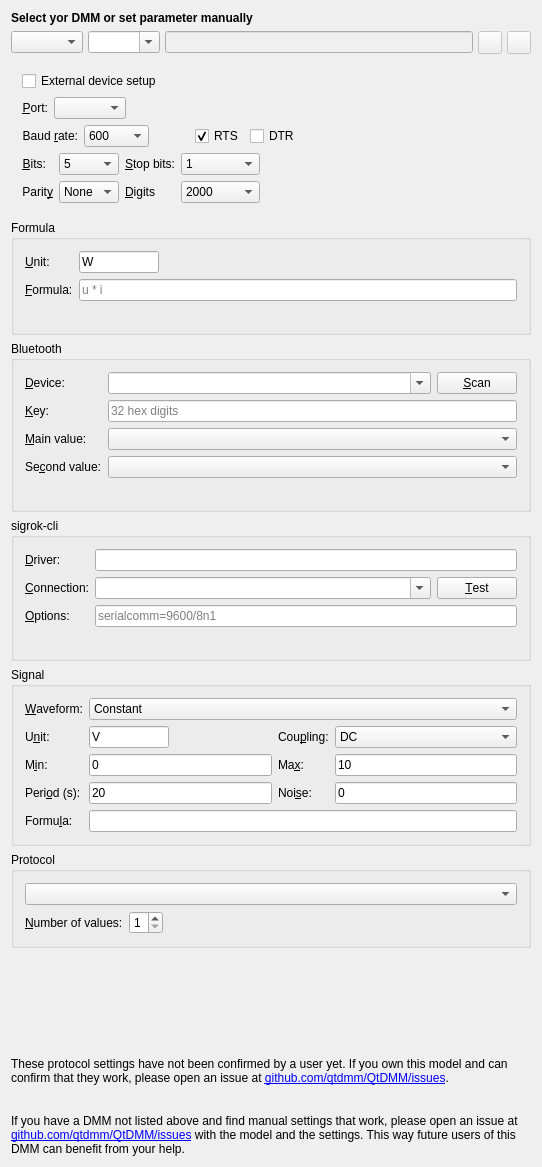
This is src/ui/forms/uidevicesettings.ui in redPanther/QtDMM as Qt 5 draws it before an edit. The edited form follows.
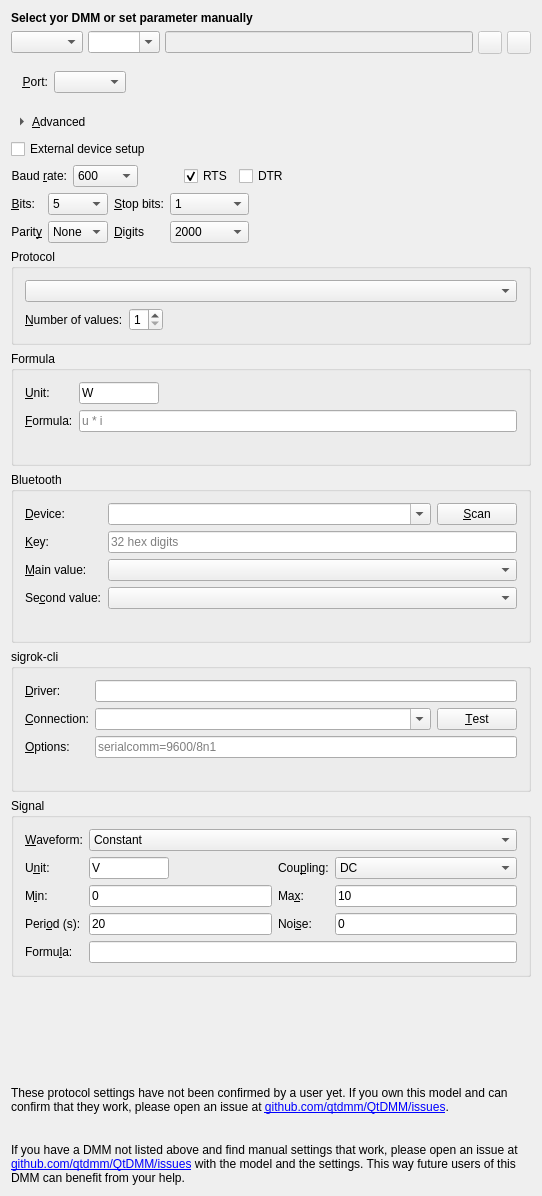
This is the edited form. Icons and pictures are not drawn.

Commit message:
Meter settings: port parameters and protocol under Advanced
A known model brings its port parameters and protocol, so they fold away
under Advanced below the port; manual settings open it. The mnemonic check
opens Advanced and switches the port parameters with the port row.

New test device_settings: keys in and out of DeviceSettings, Advanced,
and the group of each kind of meter (cable, calculated, virtual, Victron).

Patch:
```diff
--- a/src/ui/forms/uidevicesettings.ui
+++ b/src/ui/forms/uidevicesettings.ui
@@ -115,30 +115,6 @@
      </property>
      <layout class="QFormLayout" name="formLayout_6">
       <item row="0" column="0">
-       <layout class="QHBoxLayout" name="horizontalLayout_2">
-        <item>
-         <widget class="QCheckBox" name="ui_externalSetup">
-          <property name="text">
-           <string>External device setup</string>
-          </property>
-         </widget>
-        </item>
-        <item>
-         <spacer name="horizontalSpacer">
-          <property name="orientation">
-           <enum>Qt::Horizontal</enum>
-          </property>
-          <property name="sizeHint" stdset="0">
-           <size>
-            <width>40</width>
-            <height>20</height>
-           </size>
-          </property>
-         </spacer>
-        </item>
-       </layout>
-      </item>
-      <item row="1" column="0">
        <layout class="QHBoxLayout" name="horizontalLayout_3">
         <item>
          <layout class="QFormLayout" name="formLayout_4">
@@ -200,7 +176,86 @@
         </item>
        </layout>
       </item>
-      <item row="2" column="0">
+     </layout>
+    </widget>
+   </item>
+   <item>
+    <widget class="QToolButton" name="ui_advanced">
+     <property name="toolTip">
+      <string>Port parameters and protocol; a known model brings its own.</string>
+     </property>
+     <property name="text">
+      <string>&amp;Advanced</string>
+     </property>
+     <property name="checkable">
+      <bool>true</bool>
+     </property>
+     <property name="toolButtonStyle">
+      <enum>Qt::ToolButtonTextBesideIcon</enum>
+     </property>
+     <property name="autoRaise">
+      <bool>true</bool>
+     </property>
+     <property name="arrowType">
+      <enum>Qt::RightArrow</enum>
+     </property>
+    </widget>
+   </item>
+   <item>
+    <widget class="QWidget" name="ui_advancedBox" native="true">
+     <layout class="QVBoxLayout" name="verticalLayout_advanced">
+      <property name="leftMargin">
+       <number>0</number>
+      </property>
+      <property name="topMargin">
+       <number>0</number>
+      </property>
+      <property name="rightMargin">
+       <number>0</number>
+      </property>
+      <property name="bottomMargin">
+       <number>0</number>
+      </property>
+      <item>
+       <widget class="QWidget" name="ui_serialBox" native="true">
+        <layout class="QFormLayout" name="formLayout_serial">
+         <property name="leftMargin">
+          <number>0</number>
+         </property>
+         <property name="topMargin">
+          <number>0</number>
+         </property>
+         <property name="rightMargin">
+          <number>0</number>
+         </property>
+         <property name="bottomMargin">
+          <number>0</number>
+         </property>
+         <item row="0" column="0">
+          <layout class="QHBoxLayout" name="horizontalLayout_2">
+           <item>
+            <widget class="QCheckBox" name="ui_externalSetup">
+             <property name="text">
+              <string>External device setup</string>
+             </property>
+            </widget>
+           </item>
+           <item>
+            <spacer name="horizontalSpacer">
+             <property name="orientation">
+              <enum>Qt::Horizontal</enum>
+             </property>
+             <property name="sizeHint" stdset="0">
+              <size>
+               <width>40</width>
+               <height>20</height>
+              </size>
+             </property>
+            </spacer>
+           </item>
+          </layout>
+         </item>
+         <item row="1" column="0">
        <layout class="QHBoxLayout" name="_4">
         <item>
          <layout class="QFormLayout" name="formLayout_5">
@@ -318,7 +373,7 @@
         </item>
        </layout>
       </item>
-      <item row="3" column="0">
+         <item row="2" column="0">
        <layout class="QHBoxLayout" name="horizontalLayout_4">
         <item>
          <layout class="QFormLayout" name="formLayout_2">
@@ -563,6 +618,75 @@
     </widget>
    </item>
    <item>
+       <widget class="QGroupBox" name="ui_protocol">
+        <property name="title">
+         <string>Protocol</string>
+        </property>
+        <layout class="QVBoxLayout" name="verticalLayout">
+         <item>
+          <widget class="QComboBox" name="protocolCombo">
+           <property name="whatsThis">
+            <string>Here you may select the Communication type. If you have a not &quot;officially&quot; supported multimeter, just try out the existing protocols. If you are lucky it may work. If you find working settings, send the to me.</string>
+           </property>
+          </widget>
+         </item>
+         <item>
+          <layout class="QHBoxLayout" name="horizontalLayout_6">
+           <item>
+            <layout class="QFormLayout" name="formLayout_8">
+             <property name="fieldGrowthPolicy">
+              <enum>QFormLayout::AllNonFixedFieldsGrow</enum>
+             </property>
+             <item row="0" column="0">
+              <widget class="QLabel" name="TextLabel1_6">
+               <property name="text">
+                <string>&amp;Number of values:</string>
+               </property>
+               <property name="buddy">
+                <cstring>ui_numValues</cstring>
+               </property>
+              </widget>
+             </item>
+             <item row="0" column="1">
+              <widget class="QSpinBox" name="ui_numValues">
+               <property name="whatsThis">
+                <string>Some multimeter send several lines of data containing different measured values. As QtDMM only shows one variable here you can set the number of lines to be ignored for each measurement (That means that QtDMM only uses the first line).</string>
+               </property>
+               <property name="minimum">
+                <number>1</number>
+               </property>
+               <property name="maximum">
+                <number>4</number>
+               </property>
+              </widget>
+             </item>
+            </layout>
+           </item>
+           <item>
+            <spacer name="Spacer1_4">
+             <property name="orientation">
+              <enum>Qt::Horizontal</enum>
+             </property>
+             <property name="sizeType">
+              <enum>QSizePolicy::Expanding</enum>
+             </property>
+             <property name="sizeHint" stdset="0">
+              <size>
+               <width>20</width>
+               <height>20</height>
+              </size>
+             </property>
+            </spacer>
+           </item>
+          </layout>
+         </item>
+        </layout>
+       </widget>
+      </item>
+     </layout>
+    </widget>
+   </item>
+   <item>
     <widget class="QGroupBox" name="ui_calcGroup">
      <property name="title">
       <string>Formula</string>
@@ -992,72 +1116,6 @@
      </layout>
     </widget>
    </item>
-   <item>
-    <widget class="QGroupBox" name="ui_protocol">
-     <property name="title">
-      <string>Protocol</string>
-     </property>
-     <layout class="QVBoxLayout" name="verticalLayout">
-      <item>
-       <widget class="QComboBox" name="protocolCombo">
-        <property name="whatsThis">
-         <string>Here you may select the Communication type. If you have a not &quot;officially&quot; supported multimeter, just try out the existing protocols. If you are lucky it may work. If you find working settings, send the to me.</string>
-        </property>
-       </widget>
-      </item>
-      <item>
-       <layout class="QHBoxLayout" name="horizontalLayout_6">
-        <item>
-         <layout class="QFormLayout" name="formLayout_8">
-          <property name="fieldGrowthPolicy">
-           <enum>QFormLayout::AllNonFixedFieldsGrow</enum>
-          </property>
-          <item row="0" column="0">
-           <widget class="QLabel" name="TextLabel1_6">
-            <property name="text">
-             <string>&amp;Number of values:</string>
-            </property>
-            <property name="buddy">
-             <cstring>ui_numValues</cstring>
-            </property>
-           </widget>
-          </item>
-          <item row="0" column="1">
-           <widget class="QSpinBox" name="ui_numValues">
-            <property name="whatsThis">
-             <string>Some multimeter send several lines of data containing different measured values. As QtDMM only shows one variable here you can set the number of lines to be ignored for each measurement (That means that QtDMM only uses the first line).</string>
-            </property>
-            <property name="minimum">
-             <number>1</number>
-            </property>
-            <property name="maximum">
-             <number>4</number>
-            </property>
-           </widget>
-          </item>
-         </layout>
-        </item>
-        <item>
-         <spacer name="Spacer1_4">
-          <property name="orientation">
-           <enum>Qt::Horizontal</enum>
-          </property>
-          <property name="sizeType">
-           <enum>QSizePolicy::Expanding</enum>
-          </property>
-          <property name="sizeHint" stdset="0">
-           <size>
-            <width>20</width>
-            <height>20</height>
-           </size>
-          </property>
-         </spacer>
-        </item>
-       </layout>
-      </item>
-     </layout>
-    </widget>
-   </item>
    <item>
     <spacer name="Spacer1_3">
      <property name="orientation">
```
Lines whose indentation alone changed are shown as unchanged. The commit also changes 11 other files.
